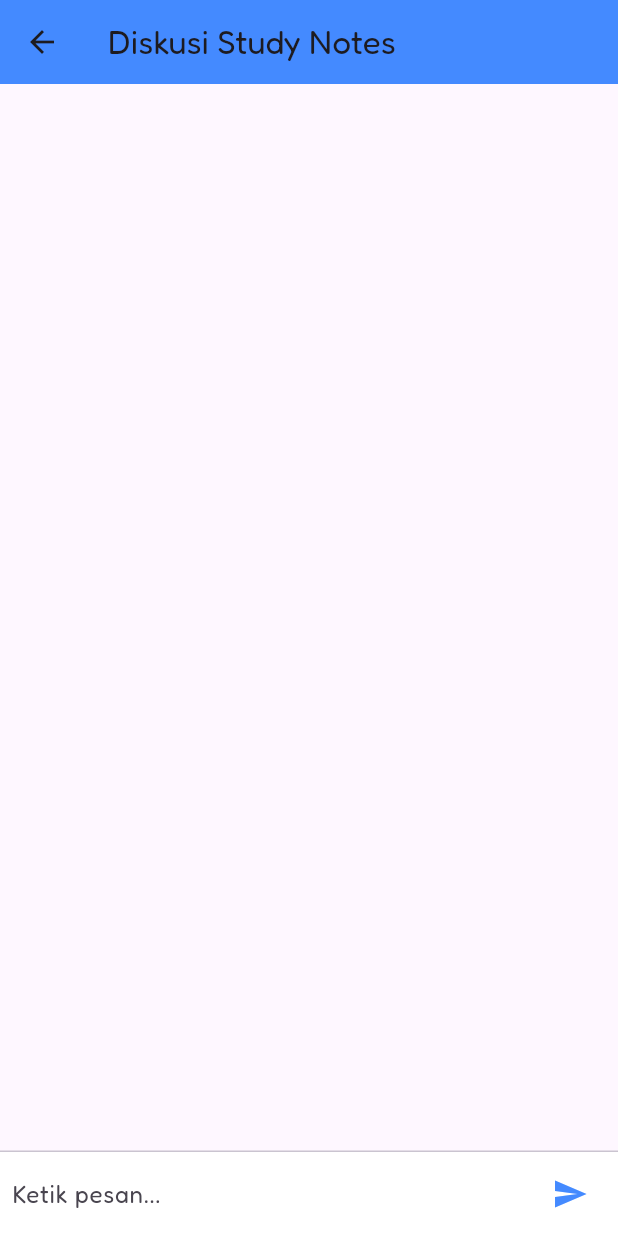
After one commit to Vellapuspita/Study-Notes, a Flutter app: the DiscussionPage screen opened by its route, after a tap on the "send" icon, on a phone screen of 412 x 824 dp. The commit adds this screen. Run offline on Flutter 3.47's test engine with Material 3 defaults, Android fonts, the phone set to English and light mode, and no system bars.

Commit message:
menambahkan discussion page

```diff
--- /dev/null
+++ b/lib/discussion_page.dart
@@ -0,0 +1,123 @@
+import 'package:flutter/material.dart';
+import 'package:intl/intl.dart';
+
+class DiscussionPage extends StatefulWidget {
+  const DiscussionPage({super.key});
+
+  @override
+  State<DiscussionPage> createState() => _DiscussionPageState();
+}
+
+class ChatMessage {
+  final String user;
+  final String message;
+  final DateTime time;
+
+  ChatMessage({required this.user, required this.message, required this.time});
+}
+
+class _DiscussionPageState extends State<DiscussionPage> {
+  final _controller = TextEditingController();
+  final List<ChatMessage> _messages = [];
+
+  void _sendMessage() {
+    final text = _controller.text.trim();
+    if (text.isEmpty) return;
+
+    final newMsg = ChatMessage(
+      user: "Fela", // ganti ini dengan username login kalau ada
+      message: text,
+      time: DateTime.now(),
+    );
+
+    setState(() {
+      _messages.add(newMsg);
+    });
+
+    _controller.clear();
+  }
+
+  String _formatTime(DateTime time) {
+    return DateFormat('HH:mm').format(time);
+  }
+
+  @override
+  Widget build(BuildContext context) {
+    return Scaffold(
+      appBar: AppBar(
+        title: const Text("Diskusi Study Notes"),
+        backgroundColor: Colors.blueAccent,
+      ),
+      body: Column(
+        children: [
+          Expanded(
+            child: ListView.builder(
+              padding: const EdgeInsets.all(12),
+              itemCount: _messages.length,
+              itemBuilder: (context, index) {
+                final msg = _messages[index];
+                final isMe = msg.user == "Fela"; // ganti sesuai user login
+
+                return Align(
+                  alignment:
+                      isMe ? Alignment.centerRight : Alignment.centerLeft,
+                  child: Container(
+                    margin: const EdgeInsets.symmetric(vertical: 4),
+                    padding: const EdgeInsets.symmetric(
+                      vertical: 10,
+                      horizontal: 14,
+                    ),
+                    decoration: BoxDecoration(
+                      color: isMe ? Colors.blue[100] : Colors.grey[300],
+                      borderRadius: BorderRadius.circular(16),
+                    ),
+                    child: Column(
+                      crossAxisAlignment:
+                          isMe
+                              ? CrossAxisAlignment.end
+                              : CrossAxisAlignment.start,
+                      children: [
+                        Text(msg.message, style: const TextStyle(fontSize: 16)),
+                        const SizedBox(height: 4),
+                        Text(
+                          _formatTime(msg.time),
+                          style: const TextStyle(
+                            fontSize: 10,
+                            color: Colors.black54,
+                          ),
+                        ),
+                      ],
+                    ),
+                  ),
+                );
+              },
+            ),
+          ),
+          const Divider(height: 1),
+          Container(
+            padding: const EdgeInsets.symmetric(horizontal: 8, vertical: 4),
+            color: Colors.white,
+            child: Row(
+              children: [
+                Expanded(
+                  child: TextField(
+                    controller: _controller,
+                    decoration: const InputDecoration(
+                      hintText: "Ketik pesan...",
+                      border: InputBorder.none,
+                    ),
+                    onSubmitted: (_) => _sendMessage(),
+                  ),
+                ),
+                IconButton(
+                  icon: const Icon(Icons.send, color: Colors.blueAccent),
+                  onPressed: _sendMessage,
+                ),
+              ],
+            ),
+          ),
+        ],
+      ),
+    );
+  }
+}
--- a/lib/main.dart
+++ b/lib/main.dart
@@ -5,6 +5,7 @@ import 'package:flutter_application_1/reset_password.dart';
 import 'sign_in.dart';
 import 'sign_up.dart';
 import 'welcome_page.dart';
+import 'discussion_page.dart';
 
 void main() {
   runApp(MyApp());
@@ -26,6 +27,7 @@ class MyApp extends StatelessWidget {
         '/homescreen': (context) => const HomeScreen(),
         '/forgotpassword': (context) => ForgotPasswordPage(),
         '/resetpassword': (context) => const ResetPasswordPage(),
+        '/discussion': (context) => const DiscussionPage(),
       },
     );
   }
--- a/pubspec.yaml
+++ b/pubspec.yaml
@@ -34,6 +34,7 @@ dependencies:
   # The following adds the Cupertino Icons font to your application.
   # Use with the CupertinoIcons class for iOS style icons.
   cupertino_icons: ^1.0.8
+  intl: ^0.18.1
 
 dev_dependencies:
   flutter_test:
@@ -77,8 +78,3 @@ flutter:
 
   # For details regarding fonts from package dependencies,
   # see https://flutter.dev/to/font-from-package
-
-dependencies:
-  flutter:
-    sdk: flutter
-  intl: ^0.18.1  # untuk format waktu (opsional)
```
Also changed, not shown: pubspec.lock.
